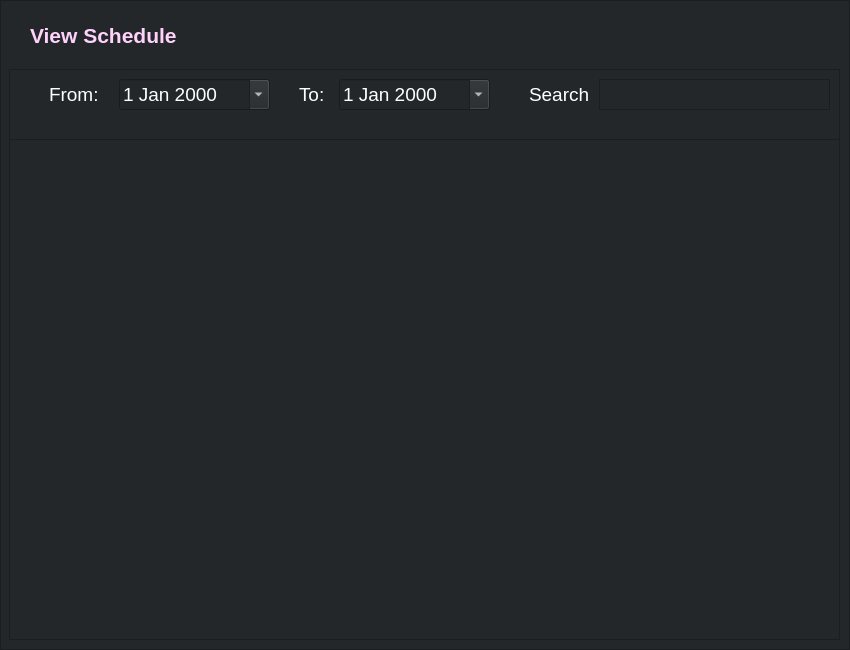
Qt form UI_files/Schedules/schedule_view_form.ui (KuroNeko717/Cue) before a commit.
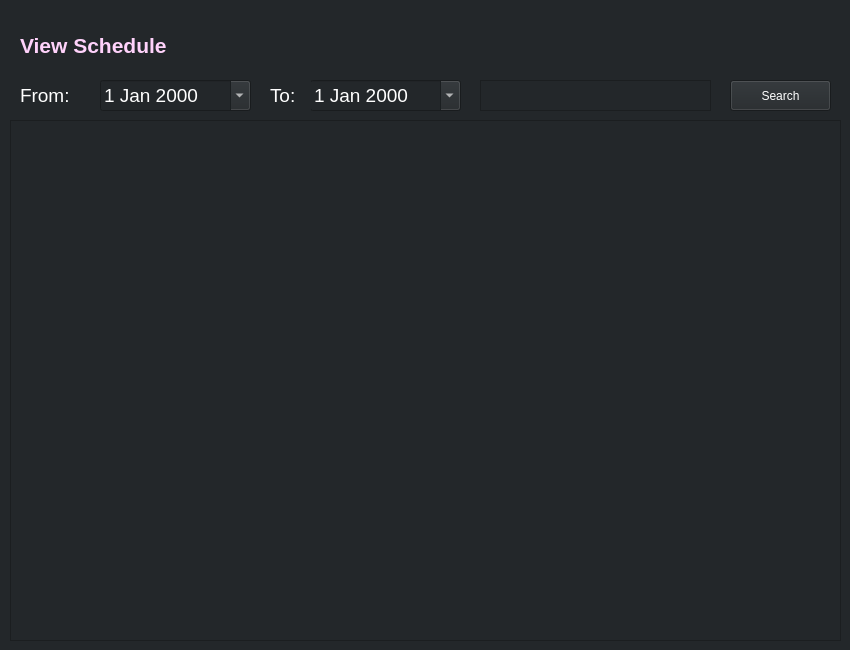
The same form after that commit.

Commit message: finished the view/edit shedule

```diff
--- a/UI_files/Schedules/schedule_view_form.ui
+++ b/UI_files/Schedules/schedule_view_form.ui
@@ -29,29 +29,78 @@
    <string notr="true">background-color: rgb(35, 39, 42);
 color: rgb(255, 255, 255);</string>
   </property>
-  <widget class="QFrame" name="outer_frame_s_v">
+  <widget class="QTextEdit" name="search">
    <property name="geometry">
     <rect>
-     <x>0</x>
-     <y>0</y>
-     <width>850</width>
-     <height>650</height>
+     <x>480</x>
+     <y>80</y>
+     <width>231</width>
+     <height>31</height>
     </rect>
    </property>
-   <property name="styleSheet">
-    <string notr="true">background-color: rgb(35, 39, 42);</string>
+  </widget>
+  <widget class="QDateEdit" name="to_date_s_v">
+   <property name="geometry">
+    <rect>
+     <x>310</x>
+     <y>80</y>
+     <width>151</width>
+     <height>31</height>
+    </rect>
    </property>
-   <property name="frameShape">
-    <enum>QFrame::StyledPanel</enum>
+   <property name="font">
+    <font>
+     <family>Arial</family>
+     <pointsize>14</pointsize>
+    </font>
    </property>
-   <property name="frameShadow">
-    <enum>QFrame::Raised</enum>
+   <property name="calendarPopup">
+    <bool>true</bool>
    </property>
+  </widget>
+  <widget class="QLabel" name="label_to">
+   <property name="geometry">
+    <rect>
+     <x>270</x>
+     <y>80</y>
+     <width>41</width>
+     <height>31</height>
+    </rect>
+   </property>
+   <property name="font">
+    <font>
+     <family>Arial</family>
+     <pointsize>14</pointsize>
+    </font>
+   </property>
+   <property name="text">
+    <string>To:</string>
+   </property>
+  </widget>
+  <widget class="QDateEdit" name="from_date_s_v">
+   <property name="geometry">
+    <rect>
+     <x>100</x>
+     <y>80</y>
+     <width>151</width>
+     <height>31</height>
+    </rect>
+   </property>
+   <property name="font">
+    <font>
+     <family>Arial</family>
+     <pointsize>14</pointsize>
+    </font>
+   </property>
+   <property name="calendarPopup">
+    <bool>true</bool>
+   </property>
+  </widget>
    <widget class="QLabel" name="view_label_s_v">
     <property name="geometry">
      <rect>
-      <x>30</x>
-      <y>20</y>
+     <x>20</x>
+     <y>30</y>
       <width>201</width>
       <height>31</height>
      </rect>
@@ -71,102 +120,11 @@
      <string>View Schedule</string>
     </property>
    </widget>
-   <widget class="QFrame" name="center_frame_s_v">
-    <property name="geometry">
-     <rect>
-      <x>9</x>
-      <y>69</y>
-      <width>831</width>
-      <height>571</height>
-     </rect>
-    </property>
-    <property name="frameShape">
-     <enum>QFrame::StyledPanel</enum>
-    </property>
-    <property name="frameShadow">
-     <enum>QFrame::Raised</enum>
-    </property>
-    <widget class="QLabel" name="label_to">
-     <property name="geometry">
-      <rect>
-       <x>290</x>
-       <y>10</y>
-       <width>41</width>
-       <height>31</height>
-      </rect>
-     </property>
-     <property name="font">
-      <font>
-       <family>Arial</family>
-       <pointsize>14</pointsize>
-      </font>
-     </property>
-     <property name="text">
-      <string>To:</string>
-     </property>
-    </widget>
-    <widget class="QDateEdit" name="to_date_s_v">
-     <property name="geometry">
-      <rect>
-       <x>330</x>
-       <y>10</y>
-       <width>151</width>
-       <height>31</height>
-      </rect>
-     </property>
-     <property name="font">
-      <font>
-       <family>Arial</family>
-       <pointsize>14</pointsize>
-      </font>
-     </property>
-     <property name="calendarPopup">
-      <bool>true</bool>
-     </property>
-    </widget>
-    <widget class="QDateEdit" name="from_date_s_v">
-     <property name="geometry">
-      <rect>
-       <x>110</x>
-       <y>10</y>
-       <width>151</width>
-       <height>31</height>
-      </rect>
-     </property>
-     <property name="font">
-      <font>
-       <family>Arial</family>
-       <pointsize>14</pointsize>
-      </font>
-     </property>
-     <property name="calendarPopup">
-      <bool>true</bool>
-     </property>
-    </widget>
-    <widget class="QLabel" name="label_search">
-     <property name="geometry">
-      <rect>
-       <x>520</x>
-       <y>10</y>
-       <width>61</width>
-       <height>31</height>
-      </rect>
-     </property>
-     <property name="font">
-      <font>
-       <family>Arial</family>
-       <pointsize>14</pointsize>
-      </font>
-     </property>
-     <property name="text">
-      <string>Search:</string>
-     </property>
-    </widget>
     <widget class="QLabel" name="label_from">
      <property name="geometry">
       <rect>
-       <x>40</x>
-       <y>10</y>
+     <x>20</x>
+     <y>80</y>
        <width>61</width>
        <height>31</height>
       </rect>
@@ -181,23 +139,13 @@
       <string>From:</string>
      </property>
     </widget>
-    <widget class="QTextEdit" name="search">
-     <property name="geometry">
-      <rect>
-       <x>590</x>
-       <y>10</y>
-       <width>231</width>
-       <height>31</height>
-      </rect>
-     </property>
-    </widget>
     <widget class="QScrollArea" name="scrollArea">
      <property name="geometry">
       <rect>
-       <x>0</x>
-       <y>70</y>
+     <x>10</x>
+     <y>120</y>
        <width>831</width>
-       <height>501</height>
+     <height>521</height>
       </rect>
      </property>
      <property name="widgetResizable">
@@ -209,12 +157,24 @@
         <x>0</x>
         <y>0</y>
         <width>829</width>
-        <height>499</height>
-       </rect>
-      </property>
-     </widget>
-    </widget>
-   </widget>
+      <height>519</height>
+     </rect>
+    </property>
+    <layout class="QVBoxLayout" name="verticalLayout"/>
+   </widget>
+  </widget>
+  <widget class="QPushButton" name="search_button">
+   <property name="geometry">
+    <rect>
+     <x>730</x>
+     <y>80</y>
+     <width>101</width>
+     <height>31</height>
+    </rect>
+   </property>
+   <property name="text">
+    <string>Search</string>
+   </property>
   </widget>
  </widget>
  <resources/>
```
Lines whose indentation alone changed are shown as unchanged. The commit also changes 1 other file.
